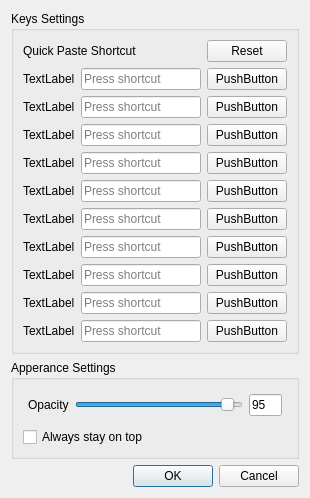
Old version of the form user_interface/design/settings.ui in the repository Ivan-812/Better-clipboard.
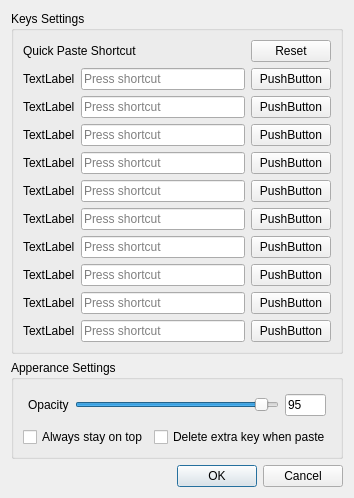
New version of the form.

Commit message:
Add option to delete a key when paste
Add option to delete a key when paste

Patch:
```diff
--- a/user_interface/design/settings.ui
+++ b/user_interface/design/settings.ui
@@ -316,6 +316,13 @@
           </property>
          </widget>
         </item>
+        <item>
+         <widget class="QCheckBox" name="delete_extra_key">
+          <property name="text">
+           <string>Delete extra key when paste</string>
+          </property>
+         </widget>
+        </item>
        </layout>
       </item>
      </layout>
```
The commit also changes 5 other files.
